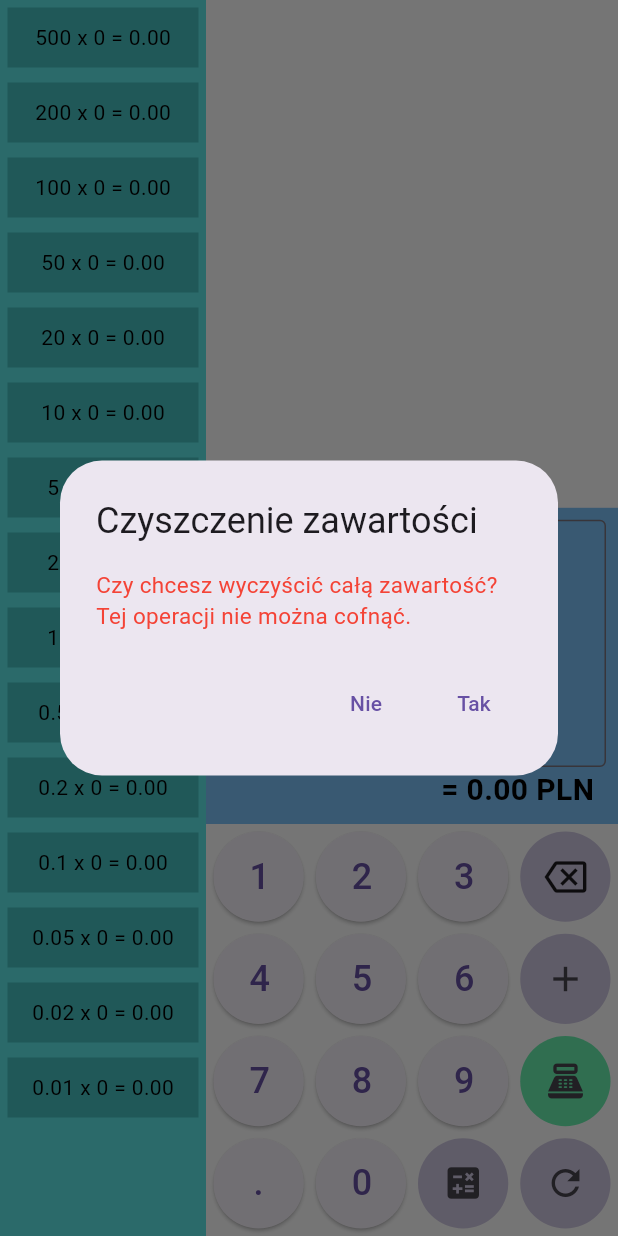
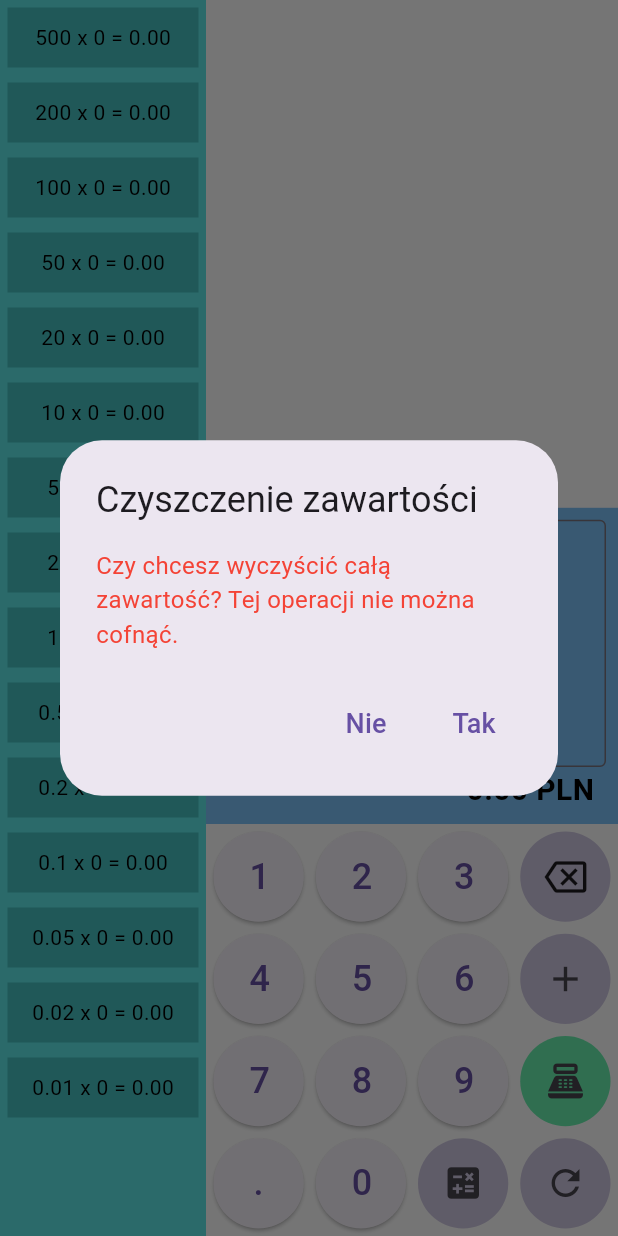
Before and after one commit to WGFizban/counter_2_0, a Flutter app: the screen it shows after launch, after a tap on the "calculate" icon, after a tap on the "refresh" icon, on a phone screen of 412 x 824 dp. Run offline on Flutter 3.47's test engine with Material 3 defaults, Android fonts, the light colour scheme and no system bars; our stand-ins replace flutter_mobx, mobx; generated files the repository leaves out were written again.

Commit message:
changes3.2

```diff
--- a/lib/main.dart
+++ b/lib/main.dart
@@ -283,7 +283,7 @@ class HomeScreen extends StatelessWidget {
                     content: Text(
                         _store.mode == EditMode.terimnalValue
                             ? 'Podaj kwotę terminala i zatwierdź ponownym kliknięciem'
-                            : "Kwota zatwierdzona",
+                            : "Terminal zatwierdzony",
                         style: TextStyle(fontSize: 20, color: Colors.green)),
                     duration: snackDuration,
                   ),
@@ -323,7 +323,7 @@ class HomeScreen extends StatelessWidget {
                     content: Text(
                         _store.mode == EditMode.requestValue
                             ? 'Podaj kwotę zadaną i zatwierdź ponownym kliknięciem'
-                            : "Kwota zatwierdzona",
+                            : "Zada zatwierdzona",
                         style: TextStyle(fontSize: 20, color: Colors.green)),
                     duration: snackDuration,
                   ),
@@ -483,10 +483,13 @@ class HomeScreen extends StatelessWidget {
       child: IconButton(
           icon: Icon(Icons.calculate, size: 28),
           onPressed: () {
-            _store.selectedValueIndex = null;
-            _store.mode = _store.mode == EditMode.calculator
-                ? EditMode.money
-                : EditMode.calculator;
+            if (_store.checkActualMode(context, EditMode.requestValue) &&
+                _store.checkActualMode(context, EditMode.terimnalValue)) {
+              _store.selectedValueIndex = null;
+              _store.mode = _store.mode == EditMode.calculator
+                  ? EditMode.money
+                  : EditMode.calculator;
+            }
           }),
     );
   }
--- a/lib/main.store.dart
+++ b/lib/main.store.dart
@@ -120,16 +120,22 @@ abstract class _MainStore with Store {
           title: Text('Czyszczenie zawartości'),
           content: Text(
               'Czy chcesz wyczyścić całą zawartość? Tej operacji nie można cofnąć.',
-              style: TextStyle(fontSize: 15, color: Colors.red)),
+              style: TextStyle(fontSize: 16, color: Colors.red)),
           actions: <Widget>[
             TextButton(
-              child: Text('Nie'),
+              child: Text('Nie',
+                  style: TextStyle(
+                    fontSize: 18,
+                  )),
               onPressed: () {
                 Navigator.of(context).pop();
               },
             ),
             TextButton(
-              child: Text('Tak'),
+              child: Text('Tak',
+                  style: TextStyle(
+                    fontSize: 18,
+                  )),
               onPressed: () {
                 moneyData.resetAllMoneyValue();
                 refreshMoney(moneyData.totalSum);
```
